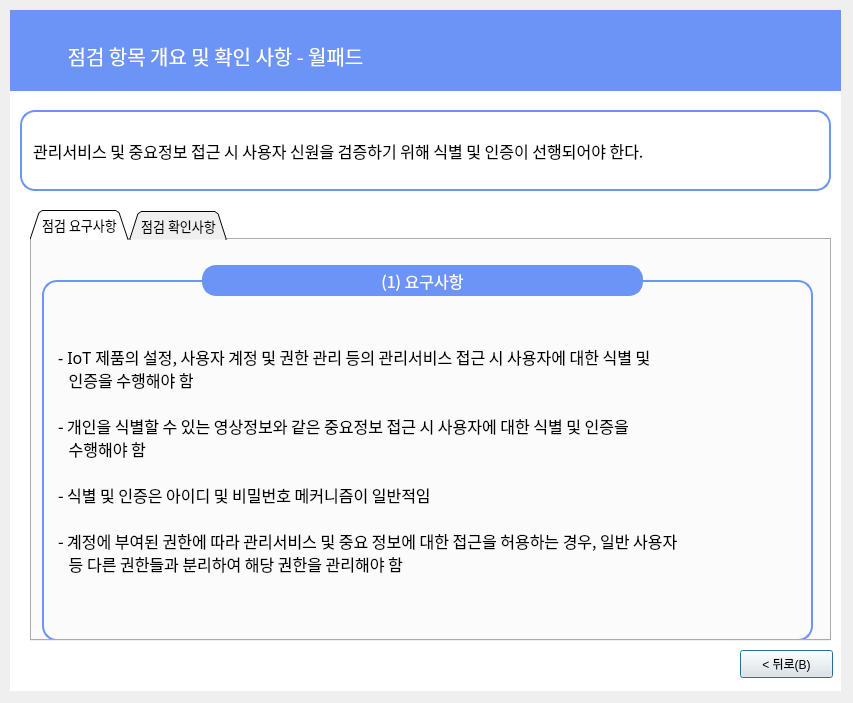
Before: the Qt Designer form feedback/feedback_wallpad_3.ui in skyun333/wallpad, drawn with Qt 5.
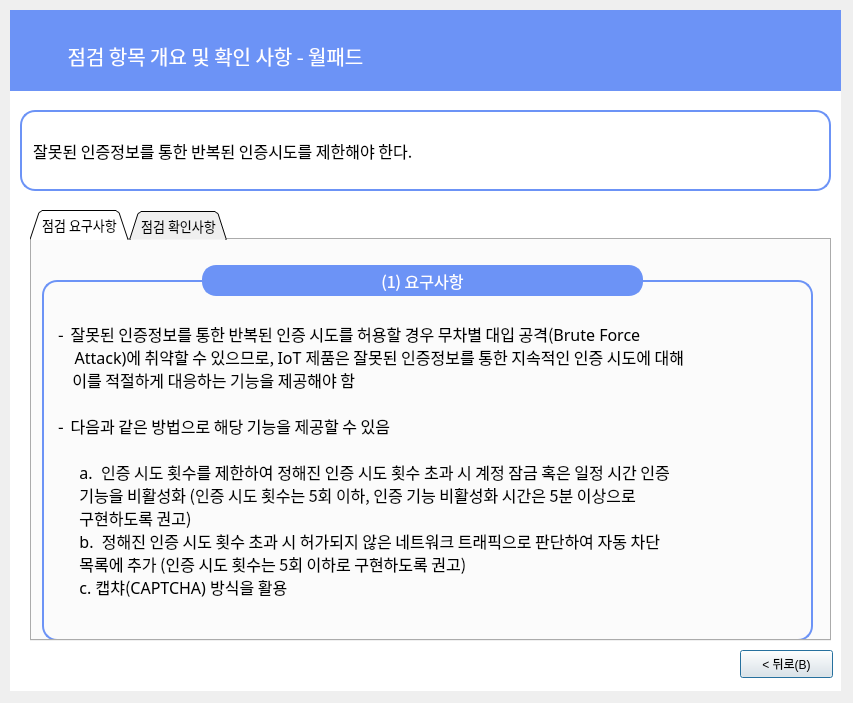
After: the same form once the commit is applied. The open tabs and pages were chosen to show the change.

Commit message:
Update feedback_wallpad_3
Update feedback_wallpad_3

What changed in the file:
```diff
--- a/feedback/feedback_wallpad_3.ui
+++ b/feedback/feedback_wallpad_3.ui
@@ -133,7 +133,7 @@
 border-radius:15px</string>
    </property>
    <property name="text">
-    <string>  관리서비스 및 중요정보 접근 시 사용자 신원을 검증하기 위해 식별 및 인증이 선행되어야 한다.</string>
+    <string>  잘못된 인증정보를 통한 반복된 인증시도를 제한해야 한다.</string>
    </property>
    <property name="scaledContents">
     <bool>false</bool>
@@ -212,16 +212,18 @@
 padding-left:10px</string>
      </property>
      <property name="text">
-      <string>- IoT 제품의 설정, 사용자 계정 및 권한 관리 등의 관리서비스 접근 시 사용자에 대한 식별 및
-   인증을 수행해야 함
+      <string>- ‌ 잘못된 인증정보를 통한 반복된 인증 시도를 허용할 경우 무차별 대입 공격(Brute Force
+    Attack)에 취약할 수 있으므로, IoT 제품은 잘못된 인증정보를 통한 지속적인 인증 시도에 대해
+    이를 적절하게 대응하는 기능을 제공해야 함
 
-- 개인을 식별할 수 있는 영상정보와 같은 중요정보 접근 시 사용자에 대한 식별 및 인증을
-   수행해야 함
+- ‌ 다음과 같은 방법으로 해당 기능을 제공할 수 있음
 
-- 식별 및 인증은 아이디 및 비밀번호 메커니즘이 일반적임
-
-- 계정에 부여된 권한에 따라 관리서비스 및 중요 정보에 대한 접근을 허용하는 경우, 일반 사용자
-   등 다른 권한들과 분리하여 해당 권한을 관리해야 함</string>
+      a. ‌ 인증 시도 횟수를 제한하여 정해진 인증 시도 횟수 초과 시 계정 잠금 혹은 일정 시간 인증
+      기능을 비활성화 (인증 시도 횟수는 5회 이하, 인증 기능 비활성화 시간은 5분 이상으로
+      구현하도록 권고)
+      b. ‌ 정해진 인증 시도 횟수 초과 시 허가되지 않은 네트워크 트래픽으로 판단하여 자동 차단
+      목록에 추가 (인증 시도 횟수는 5회 이하로 구현하도록 권고)
+      c. 캡챠(CAPTCHA) 방식을 활용</string>
      </property>
     </widget>
     <widget class="QLabel" name="label_3">
```
Left out of the diff: 16 changed lines with no effect on the pictures.
